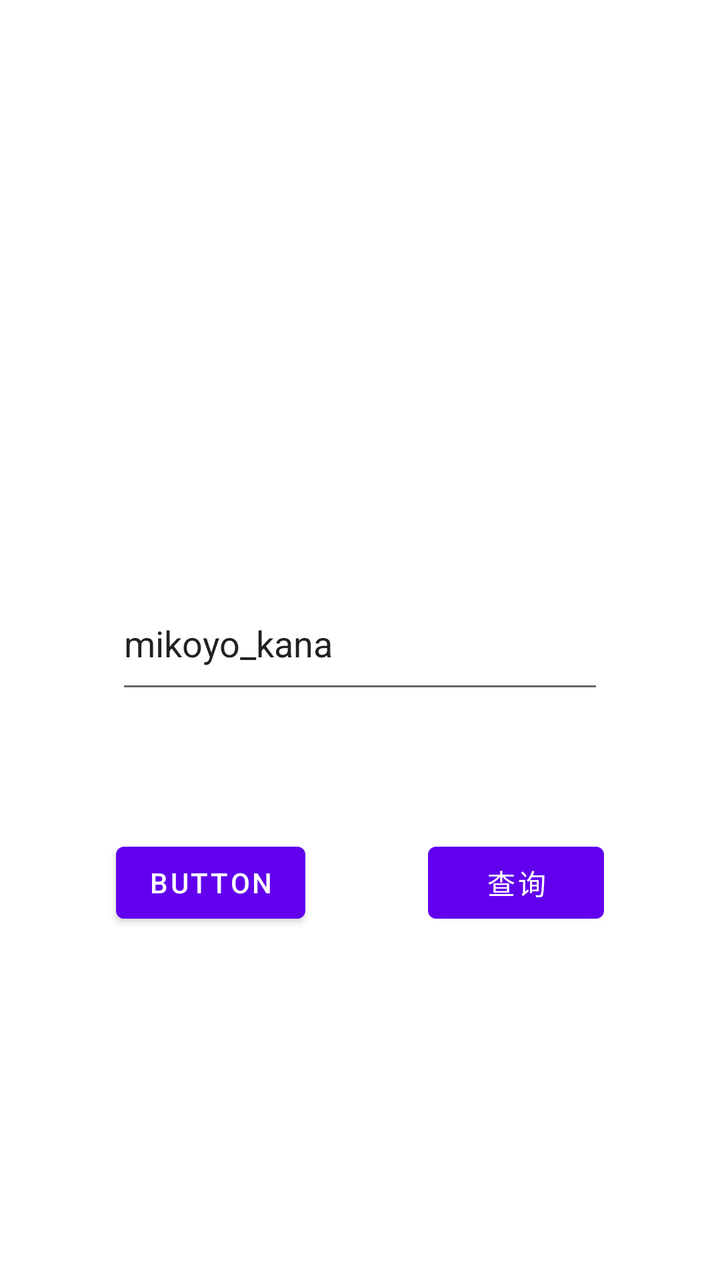
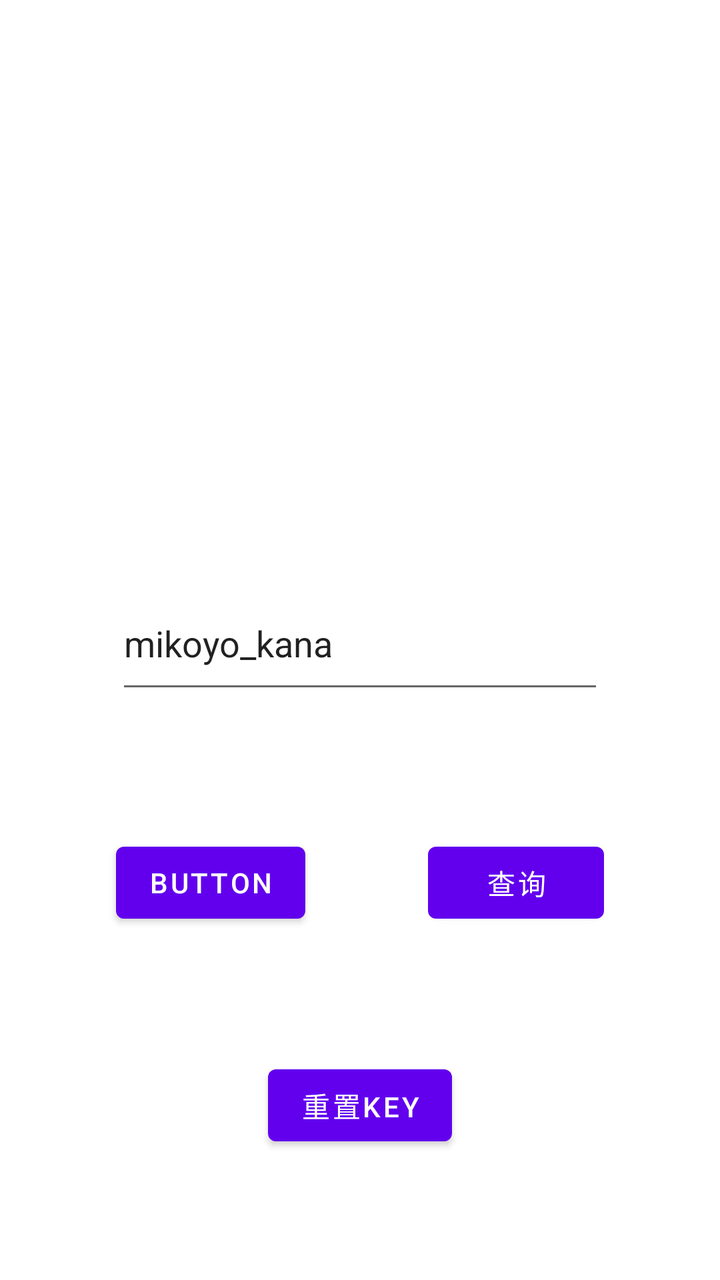

The first picture is an Android layout as it rendered before a commit; the second is the same layout after the commit. The layout source and the unified diff follow.
<!-- AndroidManifest.xml: application theme Theme.MyApplication -->
<!-- res/layout/activity_main7.xml -->
<?xml version="1.0" encoding="utf-8"?>
<androidx.constraintlayout.widget.ConstraintLayout xmlns:android="http://schemas.android.com/apk/res/android"
    xmlns:app="http://schemas.android.com/apk/res-auto"
    xmlns:tools="http://schemas.android.com/tools"
    android:layout_width="match_parent"
    android:layout_height="match_parent"
    tools:context=".MainActivity7"
    android:orientation="vertical"
    android:gravity="center">


    <EditText
        android:id="@+id/mc_name"
        android:layout_width="244dp"
        android:layout_height="63dp"
        android:hint="Minecraft Name"
        android:text="mikoyo_kana"
        app:layout_constraintBottom_toBottomOf="parent"
        app:layout_constraintEnd_toEndOf="parent"
        app:layout_constraintStart_toStartOf="parent"
        app:layout_constraintTop_toTopOf="parent" />

    <Button
        android:id="@+id/button6"
        android:layout_width="wrap_content"
        android:layout_height="wrap_content"
        android:layout_marginTop="32dp"
        android:text="查询"
        app:layout_constraintBottom_toBottomOf="parent"
        app:layout_constraintEnd_toEndOf="@+id/mc_name"
        app:layout_constraintHorizontal_bias="1.0"
        app:layout_constraintStart_toEndOf="@+id/select"
        app:layout_constraintTop_toBottomOf="@+id/mc_name"
        app:layout_constraintVertical_bias="0.161" />

    <Button
        android:id="@+id/select"
        android:layout_width="wrap_content"
        android:layout_height="wrap_content"
        android:text="Button"
        app:layout_constraintBottom_toBottomOf="@+id/button6"
        app:layout_constraintEnd_toEndOf="@+id/mc_name"
        app:layout_constraintHorizontal_bias="0.0"
        app:layout_constraintStart_toStartOf="@+id/mc_name"
        app:layout_constraintTop_toBottomOf="@+id/mc_name"
        app:layout_constraintVertical_bias="1.0" />


</androidx.constraintlayout.widget.ConstraintLayout>
<!-- resources referenced by this layout -->
<resources>
  <style name="Theme.MyApplication" parent="Theme.MaterialComponents.DayNight.DarkActionBar">
          
          <item name="colorPrimary">@color/purple_500</item>
          <item name="colorPrimaryVariant">@color/purple_700</item>
          <item name="colorOnPrimary">@color/white</item>
          
          <item name="colorSecondary">@color/teal_200</item>
          <item name="colorSecondaryVariant">@color/teal_700</item>
          <item name="colorOnSecondary">@color/black</item>
          
          <item name="android:statusBarColor" tools:targetApi="l">?attr/colorPrimaryVariant</item>
          
      </style>
  <color name="purple_500">#FF6200EE</color>
  <color name="purple_700">#FF3700B3</color>
  <color name="white">#FFFFFFFF</color>
  <color name="teal_200">#FF03DAC5</color>
  <color name="teal_700">#FF018786</color>
  <color name="black">#FF000000</color>
</resources>

<!-- the commit's change to res/layout/activity_main7.xml (unified diff, before → after) -->
@@ -45,5 +45,15 @@
         app:layout_constraintTop_toBottomOf="@+id/mc_name"
         app:layout_constraintVertical_bias="1.0" />
 
+    <Button
+        android:id="@+id/btn_reset"
+        android:layout_width="wrap_content"
+        android:layout_height="wrap_content"
+        android:text="重置key"
+        app:layout_constraintBottom_toBottomOf="parent"
+        app:layout_constraintEnd_toEndOf="parent"
+        app:layout_constraintStart_toStartOf="parent"
+        app:layout_constraintTop_toBottomOf="@+id/button6" />
+
 
 </androidx.constraintlayout.widget.ConstraintLayout>
